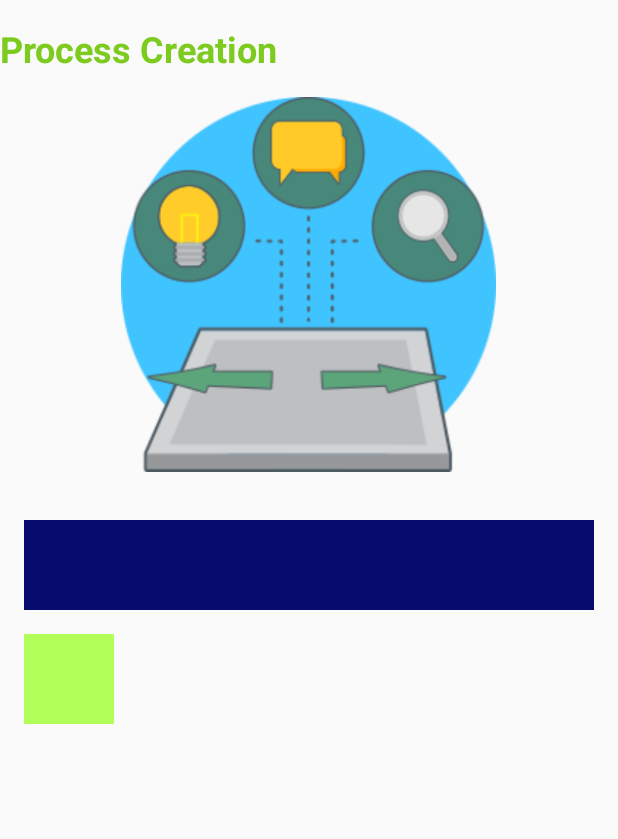
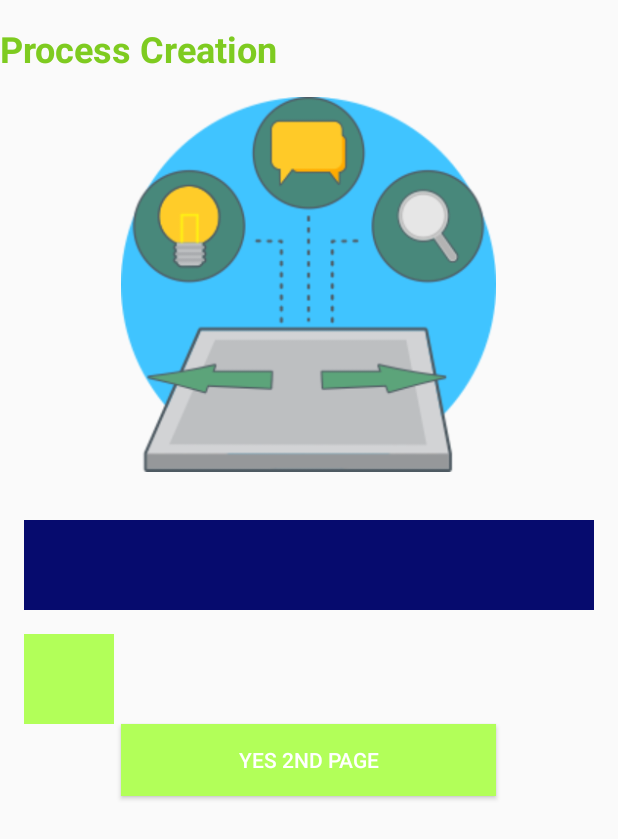
Before and after one commit to TheOA5679/MyEASYSERVICE, an Android app: the screen it shows after launch (MainActivity), on a phone screen of 412 x 824 dp. Shown: the top 839 px of the screen. Run offline under Robolectric (Android 15) with nearby library versions, the light colour scheme and no system bars.

Commit message:
Completed = OnClickLister  on BUTTON OK

```diff
--- a/app/src/main/java/app/mellowso/thakorn/myeasyservice/fragment/MainFragment.java
+++ b/app/src/main/java/app/mellowso/thakorn/myeasyservice/fragment/MainFragment.java
@@ -6,6 +6,7 @@ import android.support.v4.app.Fragment;
 import android.view.LayoutInflater;
 import android.view.View;
 import android.view.ViewGroup;
+import android.widget.Button;
 
 import app.mellowso.thakorn.myeasyservice.R;
 
@@ -15,12 +16,51 @@ import app.mellowso.thakorn.myeasyservice.R;
 
 public class MainFragment extends Fragment{
 
+//   การสร้าง method หลัก
+
+    @Override
+    public void onActivityCreated(@Nullable Bundle savedInstanceState) {
+        super.onActivityCreated(savedInstanceState);
+
+
+//      button controller
+        buttonController();
+
+
+    } //main method
+
+    private void buttonController() {
+
+        // Initial View
+        Button button = getView().findViewById(R.id.btnYes2ndPage);
+
+        // Get Even from Click
+
+        button.setOnClickListener(new View.OnClickListener() {
+            @Override
+            public void onClick(View v) {
+
+                // go to SecondFragment
+                getActivity().getSupportFragmentManager()
+                        .beginTransaction()
+                        .replace(R.id.contentgfragmentmain, new SecondFragment())
+                        .addToBackStack(null).commit();
+
+            }  // ON CLICK
+        });
+
+
+
+    }
+
+
 //    การสร้างหน้ากาก
-
 
     @Nullable
     @Override
-    public View onCreateView(LayoutInflater inflater, @Nullable ViewGroup container, @Nullable Bundle savedInstanceState) {
+    public View onCreateView(LayoutInflater inflater,
+                             @Nullable ViewGroup container,
+                             @Nullable Bundle savedInstanceState) {
         View view = inflater.inflate(R.layout.frafment_main,container,false);
         return view;
     }
--- a/app/src/main/res/layout/frafment_main.xml
+++ b/app/src/main/res/layout/frafment_main.xml
@@ -42,7 +42,15 @@
         android:layout_marginLeft="@dimen/margin"
                 />
 
-    <!--this is text view-->
 
+    <!--Button - Second-->
+    <Button
+        android:id="@+id/btnYes2ndPage"
+        android:textColor="#ffffff"
+        android:text="YES 2nd page"
+        android:background="@color/colorPrimary"
+        android:layout_gravity="center_horizontal"
+        android:layout_width="@dimen/icon2"
+        android:layout_height="wrap_content" />
 
 </LinearLayout>
```
Also changed, not shown: app/src/main/java/app/mellowso/thakorn/myeasyservice/fragment/SecondFragment.java (added, +25 -0 lines).
